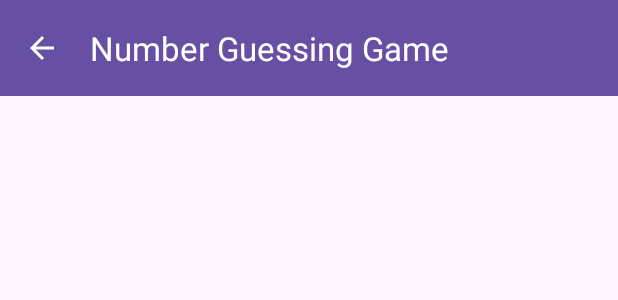
After one commit to akshitha-reddy-yadla/android-kotlin, an Android app: the layout activity_game.xml on its own in the app's theme, with its tools: preview values and no code run, on a phone screen of 412 x 824 dp. The commit adds this screen. Shown: the top 300 px of the screen. Run offline under Robolectric (Android 15) with nearby library versions, the phone set to English and light mode, and no system bars.

Commit message:
Main activity layout and navigate to game activity

```diff
--- /dev/null
+++ b/NumberGuessinggame/app/src/main/res/drawable/arrow_back.xml
@@ -0,0 +1,5 @@
+<vector xmlns:android="http://schemas.android.com/apk/res/android" android:autoMirrored="true" android:height="24dp" android:tint="#000000" android:viewportHeight="24" android:viewportWidth="24" android:width="24dp">
+
+    <path android:fillColor="@android:color/white" android:pathData="M20,11H7.83l5.59,-5.59L12,4l-8,8 8,8 1.41,-1.41L7.83,13H20v-2z"/>
+
+</vector>
--- /dev/null
+++ b/NumberGuessinggame/app/src/main/res/layout/activity_game.xml
@@ -0,0 +1,33 @@
+<?xml version="1.0" encoding="utf-8"?>
+<androidx.constraintlayout.widget.ConstraintLayout xmlns:android="http://schemas.android.com/apk/res/android"
+    xmlns:app="http://schemas.android.com/apk/res-auto"
+    xmlns:tools="http://schemas.android.com/tools"
+    android:id="@+id/main"
+    android:layout_width="match_parent"
+    android:layout_height="match_parent"
+    tools:context=".GameActivity">
+
+    <com.google.android.material.appbar.AppBarLayout
+        android:id="@+id/appBarLayout2"
+        android:layout_width="match_parent"
+        android:layout_height="wrap_content"
+        android:background="?attr/colorPrimary"
+        app:layout_constraintEnd_toEndOf="parent"
+        app:layout_constraintStart_toStartOf="parent"
+        app:layout_constraintTop_toTopOf="parent"
+        >
+
+        <com.google.android.material.appbar.MaterialToolbar
+            android:id="@+id/toolBarGame"
+            android:layout_width="match_parent"
+            android:layout_height="wrap_content"
+            app:title="Number Guessing Game"
+            app:titleTextColor="@color/white"
+            app:navigationIcon="@drawable/arrow_back"
+            app:navigationIconTint="?attr/colorOnPrimary"
+            />
+
+    </com.google.android.material.appbar.AppBarLayout>
+
+
+</androidx.constraintlayout.widget.ConstraintLayout>
--- a/NumberGuessinggame/app/src/main/res/layout/activity_splash.xml
+++ b/NumberGuessinggame/app/src/main/res/layout/activity_splash.xml
@@ -2,7 +2,7 @@
 <androidx.constraintlayout.widget.ConstraintLayout xmlns:android="http://schemas.android.com/apk/res/android"
     xmlns:app="http://schemas.android.com/apk/res-auto"
     xmlns:tools="http://schemas.android.com/tools"
-    android:id="@+id/main"
+    android:id="@+id/constraintLayout"
     android:layout_width="match_parent"
     android:layout_height="match_parent"
     android:textAlignment="center"
--- a/NumberGuessinggame/app/src/main/res/values/strings.xml
+++ b/NumberGuessinggame/app/src/main/res/values/strings.xml
@@ -1,3 +1,4 @@
 <resources>
     <string name="app_name">Number Guessing game</string>
+    <string name="info">Please choose the number of digits of the number you want me to keep in mind. Note that your guessing rights will vary based on the number of digits.</string>
 </resources>
```
Also changed, not shown: NumberGuessinggame/app/src/main/AndroidManifest.xml (+5 -3 lines), NumberGuessinggame/app/src/main/java/com/akshitha/numberguessinggame/GameActivity.kt (added, +45 -0 lines), NumberGuessinggame/app/src/main/java/com/akshitha/numberguessinggame/MainActivity.kt (+29 -7 lines), NumberGuessinggame/app/src/main/res/layout/activity_main.xml (+83 -2 lines).
